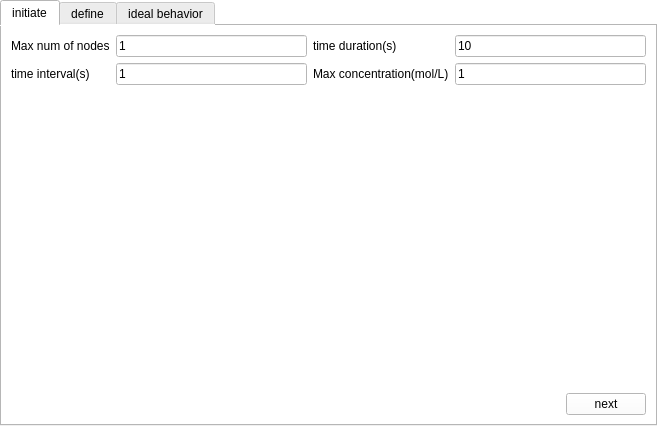
The window that src/designer/views/behaviorview/BehaviorView.ui (igemsoftware/USTC-Software_2011) describes before a commit, drawn with Qt 5.
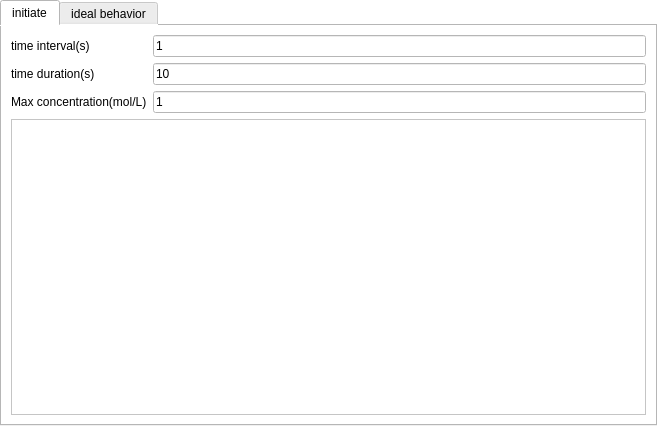
The same window after the commit. Custom widgets are drawn as their Qt base class.

Commit message: BehaviorView Optimised

Diff of the .ui file:
```diff
--- a/src/designer/views/behaviorview/BehaviorView.ui
+++ b/src/designer/views/behaviorview/BehaviorView.ui
@@ -29,23 +29,11 @@
       <attribute name="title">
        <string>initiate</string>
       </attribute>
-      <layout class="QGridLayout" name="gridLayout_4">
+      <layout class="QGridLayout" name="gridLayout">
        <item row="0" column="0">
         <layout class="QHBoxLayout" name="horizontalLayout_2">
          <item>
           <layout class="QVBoxLayout" name="verticalLayout_3">
-           <item>
-            <widget class="QLabel" name="label">
-             <property name="font">
-              <font>
-               <pointsize>9</pointsize>
-              </font>
-             </property>
-             <property name="text">
-              <string>Max num of nodes</string>
-             </property>
-            </widget>
-           </item>
            <item>
             <widget class="QLabel" name="label_3">
              <property name="font">
@@ -58,28 +46,6 @@
              </property>
             </widget>
            </item>
-          </layout>
-         </item>
-         <item>
-          <layout class="QVBoxLayout" name="verticalLayout_4">
-           <item>
-            <widget class="QLineEdit" name="lineEdit_maxNode">
-             <property name="text">
-              <string>1</string>
-             </property>
-            </widget>
-           </item>
-           <item>
-            <widget class="QLineEdit" name="lineEdit_timeInterval">
-             <property name="text">
-              <string>1</string>
-             </property>
-            </widget>
-           </item>
-          </layout>
-         </item>
-         <item>
-          <layout class="QVBoxLayout" name="verticalLayout_5">
            <item>
             <widget class="QLabel" name="label_2">
              <property name="font">
@@ -107,7 +73,14 @@
           </layout>
          </item>
          <item>
-          <layout class="QVBoxLayout" name="verticalLayout_6">
+          <layout class="QVBoxLayout" name="verticalLayout_4">
+           <item>
+            <widget class="QLineEdit" name="lineEdit_timeInterval">
+             <property name="text">
+              <string>1</string>
+             </property>
+            </widget>
+           </item>
            <item>
             <widget class="QLineEdit" name="lineEdit_timeDuration">
              <property name="text">
@@ -127,79 +100,7 @@
         </layout>
        </item>
        <item row="1" column="0">
-        <spacer name="verticalSpacer">
-         <property name="orientation">
-          <enum>Qt::Vertical</enum>
-         </property>
-         <property name="sizeHint" stdset="0">
-          <size>
-           <width>358</width>
-           <height>293</height>
-          </size>
-         </property>
-        </spacer>
-       </item>
-       <item row="2" column="0">
-        <layout class="QHBoxLayout" name="horizontalLayout_3">
-         <item>
-          <spacer name="horizontalSpacer_2">
-           <property name="orientation">
-            <enum>Qt::Horizontal</enum>
-           </property>
-           <property name="sizeHint" stdset="0">
-            <size>
-             <width>40</width>
-             <height>20</height>
-            </size>
-           </property>
-          </spacer>
-         </item>
-         <item>
-          <widget class="QPushButton" name="pushButton">
-           <property name="text">
-            <string>next</string>
-           </property>
-          </widget>
-         </item>
-        </layout>
-       </item>
-      </layout>
-     </widget>
-     <widget class="QWidget" name="tabDefine">
-      <attribute name="title">
-       <string>define</string>
-      </attribute>
-      <layout class="QGridLayout" name="gridLayout">
-       <item row="0" column="0">
-        <layout class="QVBoxLayout" name="verticalLayout_2">
-         <item>
-          <widget class="QTableWidget" name="tableWidget_define"/>
-         </item>
-         <item>
-          <layout class="QHBoxLayout" name="horizontalLayout">
-           <item>
-            <spacer name="horizontalSpacer">
-             <property name="orientation">
-              <enum>Qt::Horizontal</enum>
-             </property>
-             <property name="sizeHint" stdset="0">
-              <size>
-               <width>538</width>
-               <height>20</height>
-              </size>
-             </property>
-            </spacer>
-           </item>
-           <item>
-            <widget class="QPushButton" name="pushButton_2">
-             <property name="text">
-              <string>next</string>
-             </property>
-            </widget>
-           </item>
-          </layout>
-         </item>
-        </layout>
+        <widget class="QTableWidget" name="tableWidget_define"/>
        </item>
       </layout>
      </widget>
```
Left out of the diff: 7 changed lines with no effect on the pictures. The commit also changes 2 other files.
